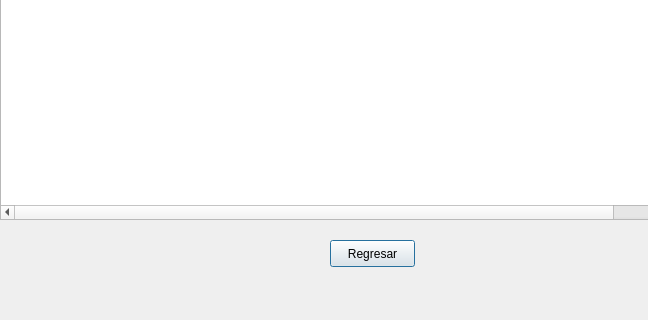
orianapedroza/proyectoLM1, file omega/omega/cronograma.ui: the form before one commit; both pictures show x 0 to 648 and y 180 to 500 of the 800 by 500 pixel window.
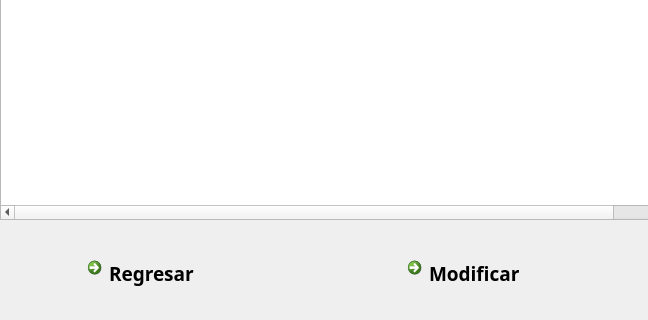
The form after the commit. Icons and pictures are not drawn.

Patch:
```diff
--- a/omega/omega/cronograma.ui
+++ b/omega/omega/cronograma.ui
@@ -156,19 +156,6 @@
     </property>
    </column>
   </widget>
-  <widget class="QPushButton" name="regresar">
-   <property name="geometry">
-    <rect>
-     <x>330</x>
-     <y>420</y>
-     <width>85</width>
-     <height>27</height>
-    </rect>
-   </property>
-   <property name="text">
-    <string>Regresar</string>
-   </property>
-  </widget>
   <widget class="QLabel" name="label">
    <property name="geometry">
     <rect>
@@ -190,6 +177,56 @@
     <string>Cronograma</string>
    </property>
   </widget>
+  <widget class="QCommandLinkButton" name="REGRESAR">
+   <property name="geometry">
+    <rect>
+     <x>80</x>
+     <y>430</y>
+     <width>168</width>
+     <height>41</height>
+    </rect>
+   </property>
+   <property name="font">
+    <font>
+     <family>Padauk</family>
+     <pointsize>14</pointsize>
+     <weight>75</weight>
+     <bold>true</bold>
+    </font>
+   </property>
+   <property name="text">
+    <string>Regresar</string>
+   </property>
+   <property name="icon">
+    <iconset resource="icono.qrc">
+     <normaloff>:/new/prefix1/regre.png</normaloff>:/new/prefix1/regre.png</iconset>
+   </property>
+  </widget>
+  <widget class="QCommandLinkButton" name="MODIFICAR">
+   <property name="geometry">
+    <rect>
+     <x>400</x>
+     <y>430</y>
+     <width>168</width>
+     <height>41</height>
+    </rect>
+   </property>
+   <property name="font">
+    <font>
+     <family>Padauk</family>
+     <pointsize>14</pointsize>
+     <weight>75</weight>
+     <bold>true</bold>
+    </font>
+   </property>
+   <property name="text">
+    <string>Modificar</string>
+   </property>
+   <property name="icon">
+    <iconset resource="icono.qrc">
+     <normaloff>:/new/prefix1/icons(1).png</normaloff>:/new/prefix1/icons(1).png</iconset>
+   </property>
+  </widget>
  </widget>
  <resources/>
  <connections/>
```
Left out of the diff: 4 changed lines with no effect on the pictures.
